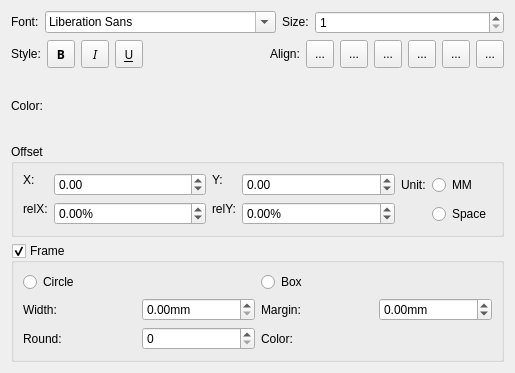
The window that mscore/mscore/textproperties.ui (musescore/musescore-old) describes before a commit, drawn with Qt 5.
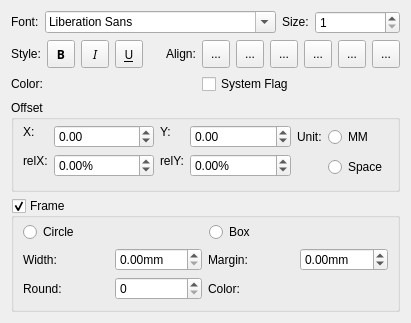
The same window after the commit. Icons and pictures are not drawn. Custom widgets are drawn as their Qt base class.

Commit message: add systemFlag handling

```diff
--- a/mscore/mscore/textproperties.ui
+++ b/mscore/mscore/textproperties.ui
@@ -6,8 +6,8 @@
    <rect>
     <x>0</x>
     <y>0</y>
-    <width>515</width>
-    <height>373</height>
+    <width>411</width>
+    <height>323</height>
    </rect>
   </property>
   <property name="windowTitle">
@@ -364,6 +364,12 @@
      </item>
      <item>
       <widget class="Awl::ColorLabel" name="color">
+       <property name="sizePolicy">
+        <sizepolicy hsizetype="Preferred" vsizetype="Fixed">
+         <horstretch>0</horstretch>
+         <verstretch>0</verstretch>
+        </sizepolicy>
+       </property>
        <property name="minimumSize">
         <size>
          <width>40</width>
@@ -373,6 +379,27 @@
        <property name="toolTip">
         <string>text color</string>
        </property>
+       <zorder>horizontalSpacer_2</zorder>
+      </widget>
+     </item>
+     <item>
+      <spacer name="horizontalSpacer">
+       <property name="orientation">
+        <enum>Qt::Horizontal</enum>
+       </property>
+       <property name="sizeHint" stdset="0">
+        <size>
+         <width>40</width>
+         <height>20</height>
+        </size>
+       </property>
+      </spacer>
+     </item>
+     <item>
+      <widget class="QCheckBox" name="systemFlag">
+       <property name="text">
+        <string>System Flag</string>
+       </property>
       </widget>
      </item>
      <item>
@@ -400,7 +427,7 @@
      </property>
      <layout class="QGridLayout" name="gridLayout_4">
       <property name="topMargin">
-       <number>9</number>
+       <number>4</number>
       </property>
       <item row="0" column="0" rowspan="2">
        <layout class="QFormLayout" name="formLayout_3">
@@ -577,6 +604,9 @@
       <bool>true</bool>
      </property>
      <layout class="QVBoxLayout" name="verticalLayout_2">
+      <property name="topMargin">
+       <number>4</number>
+      </property>
       <item>
        <layout class="QHBoxLayout" name="horizontalLayout_4">
         <item>
```
Left out of the diff: 6 changed lines with no effect on the pictures. The commit also changes 2 other files.
